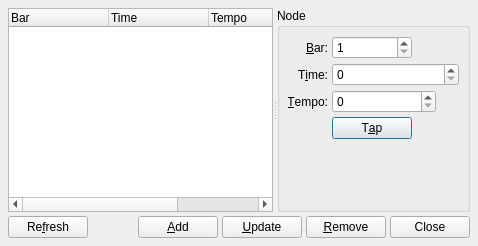
Above: src/qtractorTimeScaleForm.ui from rncbc/qtractor before the change. Below: the same form after it.
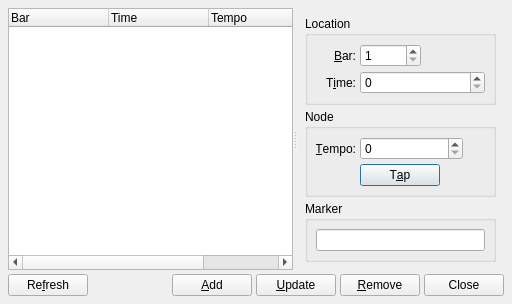
That is the form after the change. Icons and pictures are not drawn. Custom widgets are drawn as their Qt base class.

Commit message: - Initial integration for location markers infrastructure (time-scale   and MIDI-file support). (TESTING)

```diff
--- a/src/qtractorTimeScaleForm.ui
+++ b/src/qtractorTimeScaleForm.ui
@@ -20,210 +20,291 @@
 
  </comment>
  <class>qtractorTimeScaleForm</class>
- <widget class="QDialog" name="qtractorTimeScaleForm" >
-  <property name="geometry" >
+ <widget class="QDialog" name="qtractorTimeScaleForm">
+  <property name="geometry">
    <rect>
     <x>0</x>
     <y>0</y>
-    <width>478</width>
-    <height>246</height>
+	<width>512</width>
+	<height>280</height>
    </rect>
   </property>
-  <property name="focusPolicy" >
+  <property name="focusPolicy">
    <enum>Qt::StrongFocus</enum>
   </property>
-  <property name="windowTitle" >
+  <property name="windowTitle">
    <string>Tempo Map - Qtractor</string>
   </property>
-  <property name="windowIcon" >
-   <iconset resource="qtractor.qrc" >:/images/qtractorTracks.png</iconset>
+  <property name="windowIcon">
+   <iconset resource="qtractor.qrc">:/images/qtractorTracks.png</iconset>
   </property>
-  <layout class="QVBoxLayout" >
+  <layout class="QVBoxLayout">
    <item>
-    <widget class="QSplitter" name="TimeScaleSplitter" >
-     <property name="orientation" >
+    <widget class="QSplitter" name="TimeScaleSplitter">
+     <property name="orientation">
       <enum>Qt::Horizontal</enum>
      </property>
-     <property name="handleWidth" >
+     <property name="handleWidth">
       <number>4</number>
      </property>
-     <widget class="QTreeWidget" name="TimeScaleListView" >
-      <property name="toolTip" >
+     <widget class="QTreeWidget" name="TimeScaleListView">
+      <property name="minimumSize">
+       <size>
+		<width>280</width>
+		<height>120</height>
+       </size>
+      </property>
+      <property name="toolTip">
        <string>Tempo map</string>
       </property>
-      <property name="rootIsDecorated" >
+      <property name="rootIsDecorated">
        <bool>false</bool>
       </property>
-      <property name="uniformRowHeights" >
+      <property name="uniformRowHeights">
        <bool>true</bool>
       </property>
-      <property name="allColumnsShowFocus" >
+      <property name="allColumnsShowFocus">
        <bool>true</bool>
       </property>
       <column>
-       <property name="text" >
+       <property name="text">
         <string>Bar</string>
        </property>
       </column>
       <column>
-       <property name="text" >
+       <property name="text">
         <string>Time</string>
        </property>
       </column>
       <column>
-       <property name="text" >
+       <property name="text">
         <string>Tempo</string>
        </property>
       </column>
       <column>
-       <property name="text" >
+       <property name="text">
 		<string>Marker</string>
        </property>
       </column>
      </widget>
-     <widget class="QGroupBox" name="NodeGroupBox" >
-      <property name="title" >
-       <string>Node</string>
-      </property>
-      <layout class="QGridLayout" >
-       <item row="0" column="0" >
-        <widget class="QLabel" name="BarTextLabel" >
-         <property name="text" >
+	 <widget class="QWidget">
+      <layout class="QVBoxLayout">
+       <item>
+		<widget class="QGroupBox" name="LocationGroupBox">
+         <property name="title">
+		  <string>Location</string>
+         </property>
+         <layout class="QGridLayout">
+          <item row="0" column="0">
+           <widget class="QLabel" name="BarTextLabel">
+            <property name="minimumSize">
+             <size>
+              <width>40</width>
+              <height>0</height>
+             </size>
+            </property>
+            <property name="text">
           <string>&amp;Bar:</string>
          </property>
-         <property name="alignment" >
+            <property name="alignment">
           <set>Qt::AlignRight|Qt::AlignTrailing|Qt::AlignVCenter</set>
          </property>
-         <property name="buddy" >
+            <property name="buddy">
           <cstring>BarSpinBox</cstring>
          </property>
         </widget>
        </item>
-       <item row="0" column="1" >
-        <widget class="QSpinBox" name="BarSpinBox" >
-         <property name="toolTip" >
-          <string>Bar</string>
-         </property>
-         <property name="minimum" >
+          <item row="0" column="1">
+           <widget class="QSpinBox" name="BarSpinBox">
+            <property name="toolTip">
+             <string>Bar location</string>
+            </property>
+            <property name="minimum">
           <number>1</number>
          </property>
-         <property name="maximum" >
+            <property name="maximum">
           <number>99999</number>
          </property>
-         <property name="value" >
+            <property name="value">
           <number>1</number>
          </property>
         </widget>
        </item>
-       <item row="1" column="0" >
-        <widget class="QLabel" name="FrameTextLabel" >
-         <property name="text" >
+          <item row="1" column="0">
+		   <widget class="QLabel" name="TimeTextLabel">
+            <property name="minimumSize">
+             <size>
+              <width>40</width>
+              <height>0</height>
+             </size>
+            </property>
+            <property name="text">
           <string>T&amp;ime:</string>
          </property>
-         <property name="alignment" >
+            <property name="alignment">
           <set>Qt::AlignRight|Qt::AlignTrailing|Qt::AlignVCenter</set>
          </property>
-         <property name="buddy" >
-          <cstring>FrameSpinBox</cstring>
+            <property name="buddy">
+			 <cstring>TimeSpinBox</cstring>
          </property>
         </widget>
        </item>
-       <item row="1" column="1" colspan="3" >
-        <widget class="qtractorTimeSpinBox" name="FrameSpinBox" >
-         <property name="minimumSize" >
+          <item row="1" column="1" colspan="2">
+		   <widget class="qtractorTimeSpinBox" name="TimeSpinBox">
+			<property name="minimumSize">
           <size>
-           <width>120</width>
+			  <width>100</width>
            <height>0</height>
           </size>
          </property>
-         <property name="toolTip" >
-          <string>Bar/Time node</string>
+			<property name="toolTip">
+			 <string>Time/frame location</string>
          </property>
         </widget>
        </item>
-       <item row="2" column="0" >
-        <widget class="QLabel" name="TempoTextLabel" >
-         <property name="text" >
+          <item row="0" column="2">
+           <spacer>
+            <property name="orientation">
+             <enum>Qt::Horizontal</enum>
+            </property>
+            <property name="sizeHint">
+             <size>
+              <width>20</width>
+              <height>20</height>
+             </size>
+            </property>
+           </spacer>
+          </item>
+         </layout>
+        </widget>
+       </item>
+       <item>
+        <widget class="QGroupBox" name="NodeGroupBox">
+         <property name="title">
+          <string>Node</string>
+         </property>
+         <layout class="QGridLayout">
+          <item row="0" column="0">
+           <widget class="QLabel" name="TempoTextLabel">
+            <property name="minimumSize">
+             <size>
+              <width>40</width>
+              <height>0</height>
+             </size>
+            </property>
+            <property name="text">
           <string>&amp;Tempo:</string>
          </property>
-         <property name="alignment" >
+            <property name="alignment">
           <set>Qt::AlignRight|Qt::AlignTrailing|Qt::AlignVCenter</set>
          </property>
-         <property name="buddy" >
+            <property name="buddy">
           <cstring>TempoSpinBox</cstring>
          </property>
         </widget>
        </item>
-       <item row="2" column="1" colspan="2" >
-        <widget class="qtractorTempoSpinBox" name="TempoSpinBox" >
-         <property name="minimumSize" >
+          <item row="0" column="1" colspan="2">
+           <widget class="qtractorTempoSpinBox" name="TempoSpinBox">
+			<property name="minimumSize">
           <size>
-           <width>100</width>
+			  <width>80</width>
            <height>0</height>
           </size>
          </property>
-         <property name="toolTip" >
+			<property name="toolTip">
           <string>Tempo (BPM) / Signature</string>
          </property>
         </widget>
        </item>
-	   <item row="3" column="1">
+          <item row="1" column="1">
 		<widget class="QPushButton" name="TempoPushButton">
 		 <property name="text">
 		  <string>T&amp;ap</string>
 		 </property>
 		</widget>
 	   </item>
-	   <item row="4" column="0" colspan="4" >
+		  <item row="1" column="2" colspan="2">
         <spacer>
-         <property name="orientation" >
+            <property name="orientation">
+             <enum>Qt::Horizontal</enum>
+            </property>
+            <property name="sizeHint">
+             <size>
+              <width>20</width>
+              <height>20</height>
+             </size>
+            </property>
+           </spacer>
+          </item>
+		  <item row="2" column="0" colspan="4">
+		   <spacer>
+			<property name="orientation">
           <enum>Qt::Vertical</enum>
          </property>
-         <property name="sizeHint" >
+			<property name="sizeHint">
           <size>
            <width>20</width>
-           <height>40</height>
+			  <height>20</height>
           </size>
          </property>
         </spacer>
        </item>
       </layout>
      </widget>
-    </widget>
-   </item>
+       </item>
+       <item>
+        <widget class="QGroupBox" name="MarkerGroupBox">
+         <property name="title">
+          <string>Marker</string>
+         </property>
+         <layout class="QGridLayout">
+		  <item row="0" column="0" colspan="2">
+           <widget class="QLineEdit" name="MarkerLineEdit">
+            <property name="toolTip">
+             <string>Marker text</string>
+            </property>
+           </widget>
+          </item>
+         </layout>
+        </widget>
+       </item>
+      </layout>
+     </widget>
+    </widget>
+   </item>
    <item>
-    <layout class="QHBoxLayout" >
-     <property name="spacing" >
+    <layout class="QHBoxLayout">
+     <property name="spacing">
       <number>4</number>
      </property>
-     <property name="margin" >
+     <property name="margin">
       <number>0</number>
      </property>
      <item>
-      <widget class="QPushButton" name="RefreshPushButton" >
-       <property name="toolTip" >
+      <widget class="QPushButton" name="RefreshPushButton">
+       <property name="toolTip">
         <string>Refresh tempo map</string>
        </property>
-       <property name="text" >
+       <property name="text">
         <string>Re&amp;fresh</string>
        </property>
-       <property name="icon" >
-        <iconset resource="qtractor.qrc" >:/images/formRefresh.png</iconset>
+       <property name="icon">
+        <iconset resource="qtractor.qrc">:/images/formRefresh.png</iconset>
        </property>
-       <property name="shortcut" >
+       <property name="shortcut">
         <string>Alt+F</string>
        </property>
       </widget>
      </item>
      <item>
       <spacer>
-       <property name="orientation" >
+       <property name="orientation">
         <enum>Qt::Horizontal</enum>
        </property>
-       <property name="sizeType" >
+       <property name="sizeType">
         <enum>QSizePolicy::MinimumExpanding</enum>
        </property>
-       <property name="sizeHint" >
+       <property name="sizeHint">
         <size>
          <width>20</width>
          <height>20</height>
@@ -232,59 +313,59 @@
       </spacer>
      </item>
      <item>
-      <widget class="QPushButton" name="AddPushButton" >
-       <property name="toolTip" >
+      <widget class="QPushButton" name="AddPushButton">
+       <property name="toolTip">
         <string>Add node</string>
        </property>
-       <property name="text" >
+       <property name="text">
         <string>&amp;Add</string>
        </property>
-       <property name="icon" >
-        <iconset resource="qtractor.qrc" >:/images/formAdd.png</iconset>
+       <property name="icon">
+        <iconset resource="qtractor.qrc">:/images/formAdd.png</iconset>
        </property>
-       <property name="shortcut" >
+       <property name="shortcut">
         <string>Alt+A</string>
        </property>
       </widget>
      </item>
      <item>
-      <widget class="QPushButton" name="UpdatePushButton" >
-       <property name="toolTip" >
+      <widget class="QPushButton" name="UpdatePushButton">
+       <property name="toolTip">
         <string>Update node</string>
        </property>
-       <property name="text" >
+       <property name="text">
         <string>&amp;Update</string>
        </property>
-       <property name="icon" >
-        <iconset resource="qtractor.qrc" >:/images/formAccept.png</iconset>
+       <property name="icon">
+        <iconset resource="qtractor.qrc">:/images/formAccept.png</iconset>
        </property>
-       <property name="shortcut" >
+       <property name="shortcut">
         <string>Alt+U</string>
        </property>
       </widget>
      </item>
      <item>
-      <widget class="QPushButton" name="RemovePushButton" >
-       <property name="toolTip" >
+      <widget class="QPushButton" name="RemovePushButton">
+       <property name="toolTip">
         <string>Remove node</string>
        </property>
-       <property name="text" >
+       <property name="text">
         <string>&amp;Remove</string>
        </property>
-       <property name="icon" >
-        <iconset resource="qtractor.qrc" >:/images/formRemove.png</iconset>
+       <property name="icon">
+        <iconset resource="qtractor.qrc">:/images/formRemove.png</iconset>
        </property>
-       <property name="shortcut" >
+       <property name="shortcut">
         <string>Alt+R</string>
        </property>
       </widget>
      </item>
      <item>
-      <widget class="QPushButton" name="ClosePushButton" >
-       <property name="toolTip" >
+      <widget class="QPushButton" name="ClosePushButton">
+       <property name="toolTip">
         <string>Close this dialog</string>
        </property>
-       <property name="text" >
+       <property name="text">
         <string>Close</string>
        </property>
       </widget>
@@ -293,7 +374,7 @@
    </item>
   </layout>
  </widget>
- <layoutdefault spacing="4" margin="8" />
+ <layoutdefault spacing="4" margin="8"/>
  <customwidgets>
   <customwidget>
    <class>qtractorTimeSpinBox</class>
```
Left out of the diff: 8 changed lines with no effect on the pictures. Lines whose indentation alone changed are shown as unchanged. The commit also changes 8 other files.
